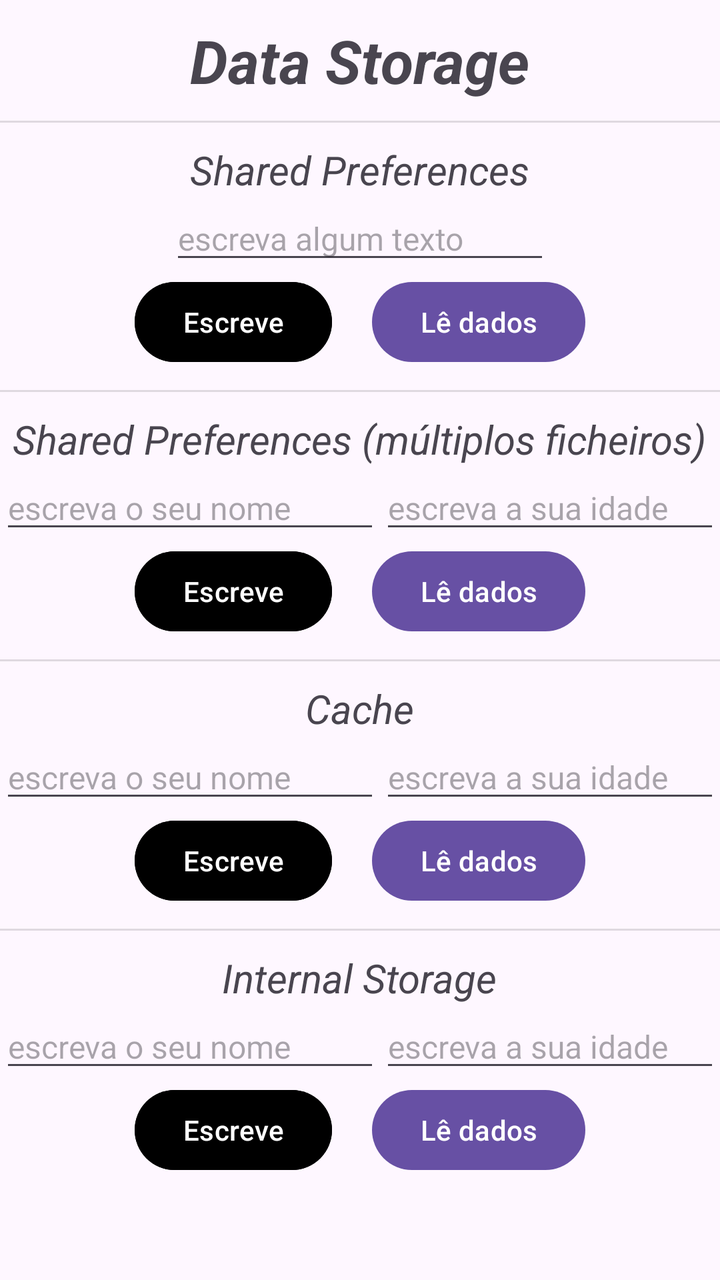
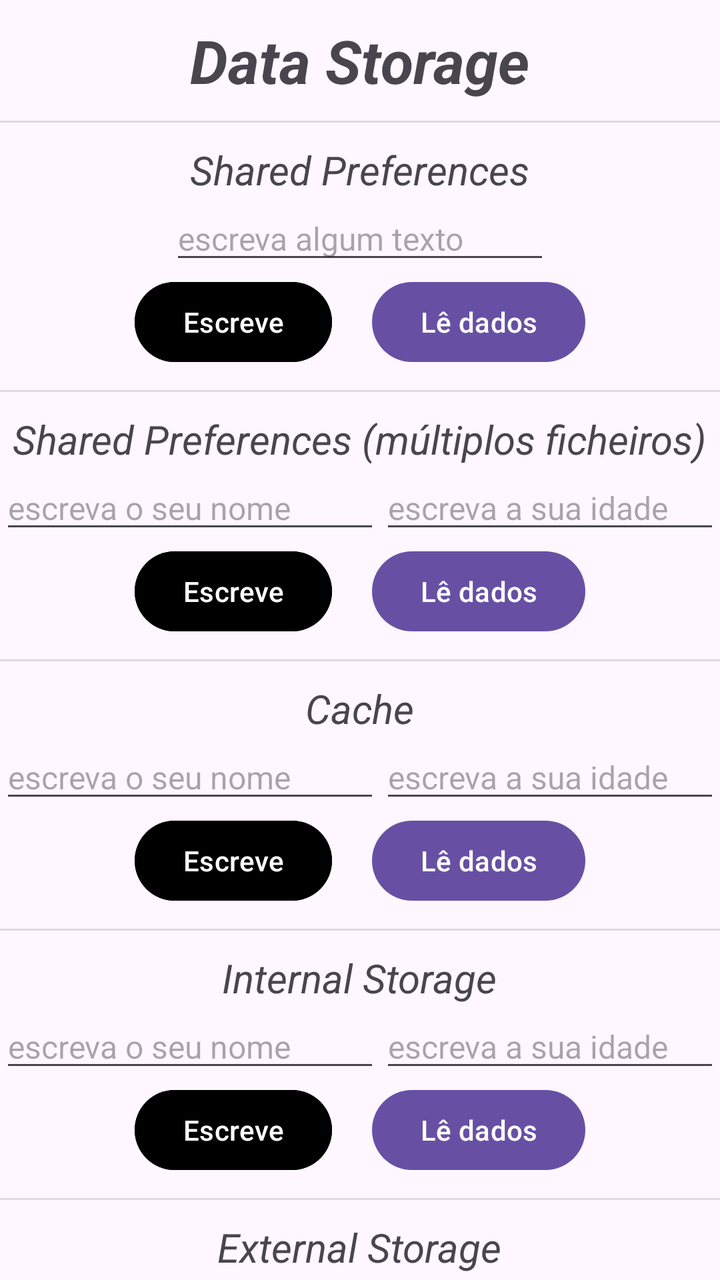

Screens rendered from an Android XML layout before and after an edit, with the pre-edit source and the edit as a unified diff.
<!-- AndroidManifest.xml: application theme Theme.DataStorage -->
<!-- res/layout/activity_main.xml -->
<?xml version="1.0" encoding="utf-8"?>
<LinearLayout xmlns:android="http://schemas.android.com/apk/res/android"
    xmlns:tools="http://schemas.android.com/tools"
    android:id="@+id/main"
    android:layout_width="match_parent"
    android:layout_height="match_parent"
    android:orientation="vertical"
    tools:context=".MainActivity">

    <TextView
        style="@style/titulo_seccao"
        android:text="@string/app_name"
        android:textSize="30sp"
        android:textStyle="bold|italic" />

    
    <LinearLayout style="@style/contentor_geral">

        <View style="@style/linha_separacao" />

        <TextView
            style="@style/titulo_seccao"
            android:text="@string/shared_preferences" />

        <EditText
            android:id="@+id/editText1"
            style="@style/editText"
            android:hint="@string/sharedPrefencesEditText"
            android:inputType="text"
            android:text="" />

        <LinearLayout style="@style/contentor_horizontal">

            <Button
                android:id="@+id/btWrite1"
                style="@style/buttonWrite"
                android:text="@string/btWrite" />

            <Button
                android:id="@+id/btRead1"
                style="@style/buttonRead"
                android:text="@string/btRead" />

        </LinearLayout>
    </LinearLayout>


    
    <LinearLayout style="@style/contentor_geral">

        <View style="@style/linha_separacao" />

        <TextView
            style="@style/titulo_seccao"
            android:text="@string/shared_preferencesMultiFich" />

        <LinearLayout style="@style/contentor_horizontal">

            <EditText
                android:id="@+id/editText2a"
                style="@style/editText"
                android:hint="@string/sharedPreferencesNome"
                android:inputType="text"
                android:text="" />

            <EditText
                android:id="@+id/editText2b"
                style="@style/editText"
                android:hint="@string/sharedPreferencesIdade"
                android:inputType="number"
                android:text="" />

        </LinearLayout>

        <LinearLayout style="@style/contentor_horizontal">

            <Button
                android:id="@+id/btWrite2"
                style="@style/buttonWrite"
                android:text="@string/btWrite" />

            <Button
                android:id="@+id/btRead2"
                style="@style/buttonRead"
                android:text="@string/btRead" />

        </LinearLayout>
    </LinearLayout>


    
    <LinearLayout style="@style/contentor_geral">

        <View style="@style/linha_separacao" />

        <TextView
            style="@style/titulo_seccao"
            android:text="@string/Cache" />

        <LinearLayout style="@style/contentor_horizontal">

            <EditText
                android:id="@+id/editText3a"
                style="@style/editText"
                android:hint="@string/sharedPreferencesNome"
                android:inputType="text"
                android:text="" />

            <EditText
                android:id="@+id/editText3b"
                style="@style/editText"
                android:hint="@string/sharedPreferencesIdade"
                android:inputType="number"
                android:text="" />

        </LinearLayout>

        <LinearLayout style="@style/contentor_horizontal">

            <Button
                android:id="@+id/btWrite3"
                style="@style/buttonWrite"
                android:text="@string/btWrite" />

            <Button
                android:id="@+id/btRead3"
                style="@style/buttonRead"
                android:text="@string/btRead" />

        </LinearLayout>
    </LinearLayout>


    
    <LinearLayout style="@style/contentor_geral">

        <View style="@style/linha_separacao" />

        <TextView
            style="@style/titulo_seccao"
            android:text="@string/internal_storage" />

        <LinearLayout style="@style/contentor_horizontal">

            <EditText
                android:id="@+id/editText4a"
                style="@style/editText"
                android:hint="@string/sharedPreferencesNome"
                android:inputType="text"
                android:text="" />

            <EditText
                android:id="@+id/editText4b"
                style="@style/editText"
                android:hint="@string/sharedPreferencesIdade"
                android:inputType="number"
                android:text="" />

        </LinearLayout>

        <LinearLayout style="@style/contentor_horizontal">

            <Button
                android:id="@+id/btWrite4"
                style="@style/buttonWrite"
                android:text="@string/btWrite" />

            <Button
                android:id="@+id/btRead4"
                style="@style/buttonRead"
                android:text="@string/btRead" />

        </LinearLayout>
    </LinearLayout>


</LinearLayout>
<!-- resources referenced by this layout -->
<resources>
  <string name="Cache">Cache</string>
  <string name="app_name">Data Storage</string>
  <string name="btRead">Lê dados</string>
  <string name="btWrite">Escreve</string>
  <string name="internal_storage">Internal Storage</string>
  <string name="sharedPrefencesEditText">escreva algum texto</string>
  <string name="sharedPreferencesIdade">escreva a sua idade</string>
  <string name="sharedPreferencesNome">escreva o seu nome</string>
  <string name="shared_preferences">Shared Preferences</string>
  <string name="shared_preferencesMultiFich">Shared Preferences (múltiplos ficheiros)</string>
  <style name="buttonRead">
          <item name="android:layout_width">wrap_content</item>
          <item name="android:layout_height">wrap_content</item>
          <item name="android:layout_marginStart">10dp</item>
      </style>
  <style name="buttonWrite">
          <item name="android:layout_width">wrap_content</item>
          <item name="android:layout_height">wrap_content</item>
          <item name="android:backgroundTint">@color/black</item>
          <item name="android:layout_marginEnd">10dp</item>
      </style>
  <style name="contentor_geral">
          <item name="android:layout_width">match_parent</item>
          <item name="android:layout_height">wrap_content</item>
          <item name="android:orientation">vertical</item>
      </style>
  <style name="contentor_horizontal">
          <item name="android:layout_width">wrap_content</item>
          <item name="android:layout_height">wrap_content</item>
          <item name="android:layout_gravity">center</item>
          <item name="android:orientation">horizontal</item>
      </style>
  <style name="editText">
          <item name="android:layout_width">wrap_content</item>
          <item name="android:layout_height">wrap_content</item>
          <item name="android:layout_gravity">center</item>
          <item name="android:ems">10</item>
          <item name="android:textSize">16sp</item>
      </style>
  <style name="linha_separacao">
          <item name="android:layout_width">match_parent</item>
          <item name="android:layout_height">1dp</item>
          <item name="android:layout_marginTop">10dp</item>
          <item name="android:background">?android:attr/listDivider</item>
      </style>
  <style name="titulo_seccao">
          <item name="android:layout_width">wrap_content</item>
          <item name="android:layout_height">wrap_content</item>
          <item name="android:layout_gravity">center</item>
          <item name="android:textStyle">italic</item>
          <item name="android:textSize">20sp</item>
          <item name="android:layout_marginTop">10dp</item>
      </style>
  <style name="Theme.DataStorage" parent="Base.Theme.DataStorage" />
  <color name="black">#FF000000</color>
  <style name="Base.Theme.DataStorage" parent="Theme.Material3.DayNight.NoActionBar">
          
          
      </style>
</resources>

<!-- the commit's change to res/layout/activity_main.xml (unified diff, before → after) -->
@@ -174,4 +174,47 @@
     </LinearLayout>
 
 
+
+    
+    <LinearLayout style="@style/contentor_geral">
+
+        <View style="@style/linha_separacao" />
+
+        <TextView
+            style="@style/titulo_seccao"
+            android:text="@string/external_storage" />
+
+        <LinearLayout style="@style/contentor_horizontal">
+
+            <EditText
+                android:id="@+id/editText5a"
+                style="@style/editText"
+                android:hint="@string/sharedPreferencesNome"
+                android:inputType="text"
+                android:text="" />
+
+            <EditText
+                android:id="@+id/editText5b"
+                style="@style/editText"
+                android:hint="@string/sharedPreferencesIdade"
+                android:inputType="number"
+                android:text="" />
+
+        </LinearLayout>
+
+        <LinearLayout style="@style/contentor_horizontal">
+
+            <Button
+                android:id="@+id/btWrite5"
+                style="@style/buttonWrite"
+                android:text="@string/btWrite" />
+
+            <Button
+                android:id="@+id/btRead5"
+                style="@style/buttonRead"
+                android:text="@string/btRead" />
+
+        </LinearLayout>
+    </LinearLayout>
+
 </LinearLayout>
<!-- resource entries referenced after the edit -->
@@ -4,6 +4,7 @@
   <string name="app_name">Data Storage</string>
   <string name="btRead">Lê dados</string>
   <string name="btWrite">Escreve</string>
+  <string name="external_storage">External Storage</string>
   <string name="internal_storage">Internal Storage</string>
   <string name="sharedPrefencesEditText">escreva algum texto</string>
   <string name="sharedPreferencesIdade">escreva a sua idade</string>
@@ -19,6 +20,7 @@
           <item name="android:layout_width">wrap_content</item>
           <item name="android:layout_height">wrap_content</item>
           <item name="android:backgroundTint">@color/black</item>
+          <item name="android:textColor">@color/white</item>
           <item name="android:layout_marginEnd">10dp</item>
       </style>
   <style name="contentor_geral">
@@ -55,6 +57,7 @@
       </style>
   <style name="Theme.DataStorage" parent="Base.Theme.DataStorage" />
   <color name="black">#FF000000</color>
+  <color name="white">#FFFFFFFF</color>
   <style name="Base.Theme.DataStorage" parent="Theme.Material3.DayNight.NoActionBar">
           
           
